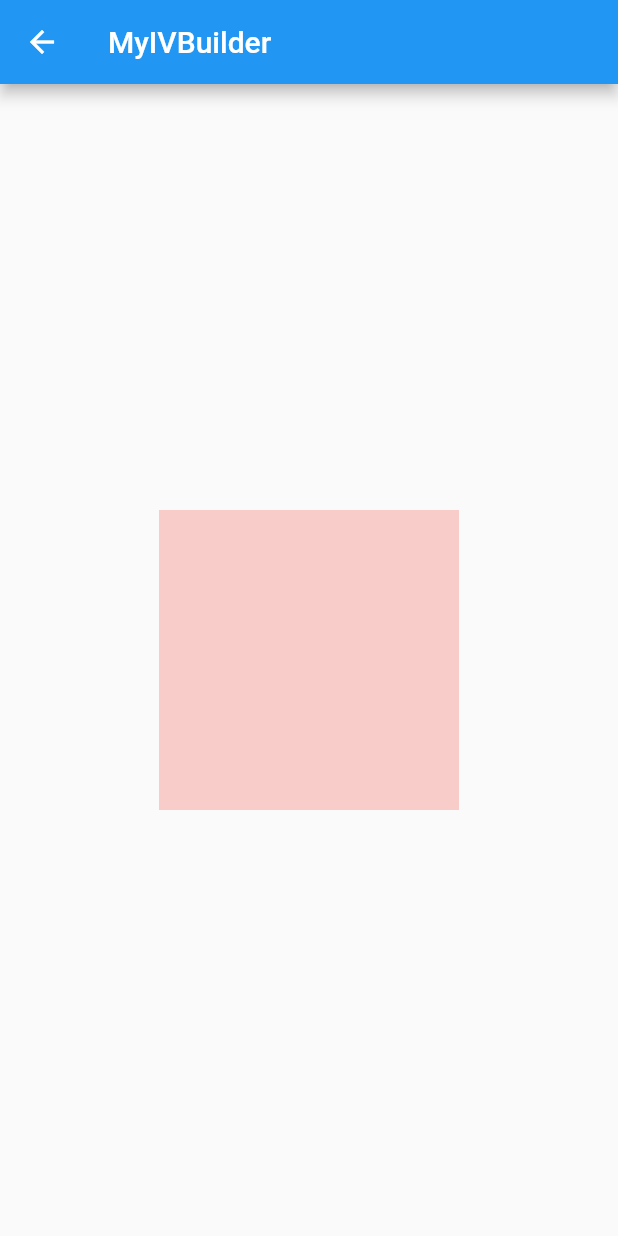
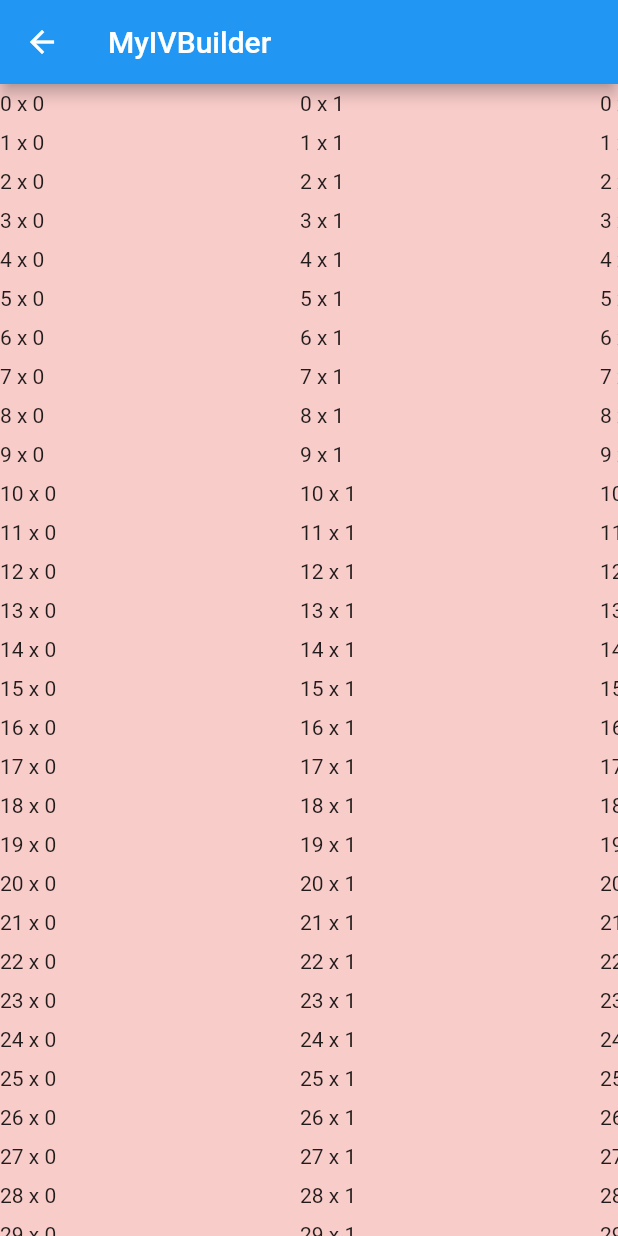
Before and after one commit to justinmc/flutter-lazy-performance, a Flutter app: the IVBuilderPage screen opened by its route, on a phone screen of 412 x 824 dp. Run offline on Flutter 3.47's test engine with Material 2 defaults, Android fonts, the phone set to English and light mode, and no system bars; our stand-ins replace rive.

Commit message:
Table with a cell builder. Need to make it only build when visible and dispose otherwise.

```diff
--- a/lib/iv_builder_page.dart
+++ b/lib/iv_builder_page.dart
@@ -41,13 +41,9 @@ class _IVBuilderPageState extends State<IVBuilderPage> {
         ],
       ),
       body: Center(
-        child: Container(
-          width: 200.0,
-          height: 200.0,
         child: InteractiveViewer(
           alignPanAxis: false,
-            clipBehavior: Clip.none,
-            boundaryMargin: EdgeInsets.all(double.infinity),
+          //boundaryMargin: EdgeInsets.all(double.infinity),
           constrained: false,
           transformationController: _transformationController,
           maxScale: _maxScale,
@@ -56,12 +52,64 @@ class _IVBuilderPageState extends State<IVBuilderPage> {
             builder: (BuildContext context) {
               final double scale = _transformationController.value.getMaxScaleOnAxis();
               final Color color = Colors.red.withOpacity((scale - _minScale) / _scaleRange);
-                return Container(width: 200, height: 200, color: color);
+              //return Container(width: 200, height: 200, color: color);
+              return _TableBuilder(
+                rowCount: 60,
+                columnCount: 6,
+                builder: (BuildContext context, int row, int column) {
+                  return Container(
+                    height: 26,
+                    //color: row % 2 + column % 2 == 1 ? Colors.white : Colors.grey.withOpacity(0.1),
+                    color: color,
+                    child: Align(
+                      alignment: Alignment.centerLeft,
+                      child: Text('$row x $column'),
+                    ),
+                  );
+                }
+              );
             },
-            ),
           ),
         ),
       ),
     );
   }
 }
+
+typedef _CellBuilder = Widget Function(BuildContext context, int row, int column);
+
+class _TableBuilder extends StatelessWidget {
+  const _TableBuilder({
+    this.rowCount,
+    this.columnCount,
+    this.builder,
+  }) : assert(rowCount != null && rowCount > 0),
+       assert(columnCount != null && columnCount > 0);
+
+  final int rowCount;
+  final int columnCount;
+  final _CellBuilder builder;
+
+  @override
+  Widget build(BuildContext context) {
+    return Table(
+      // ignore: prefer_const_literals_to_create_immutables
+      columnWidths: <int, TableColumnWidth>{
+        for (int column = 0; column < columnCount; column++)
+          column: const FixedColumnWidth(200.0),
+      },
+      // ignore: prefer_const_literals_to_create_immutables
+      children: <TableRow>[
+        for (int row = 0; row < rowCount; row++)
+          // ignore: prefer_const_constructors
+          TableRow(
+            // ignore: prefer_const_literals_to_create_immutables
+            children: <Widget>[
+              for (int column = 0; column < columnCount; column++)
+                builder(context, row, column),
+            ],
+          ),
+      ],
+    );
+  }
+}
```
Lines whose indentation alone changed are shown as unchanged.
